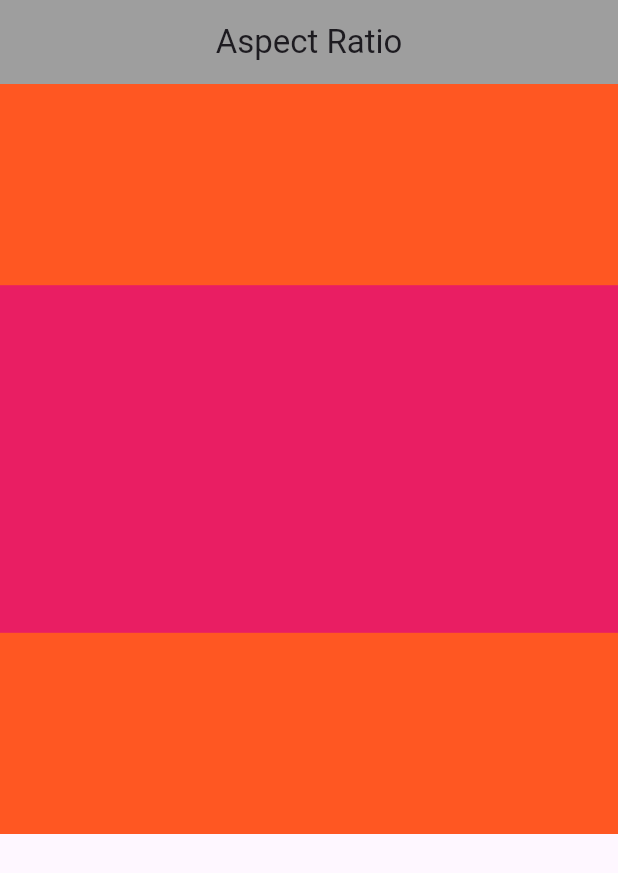
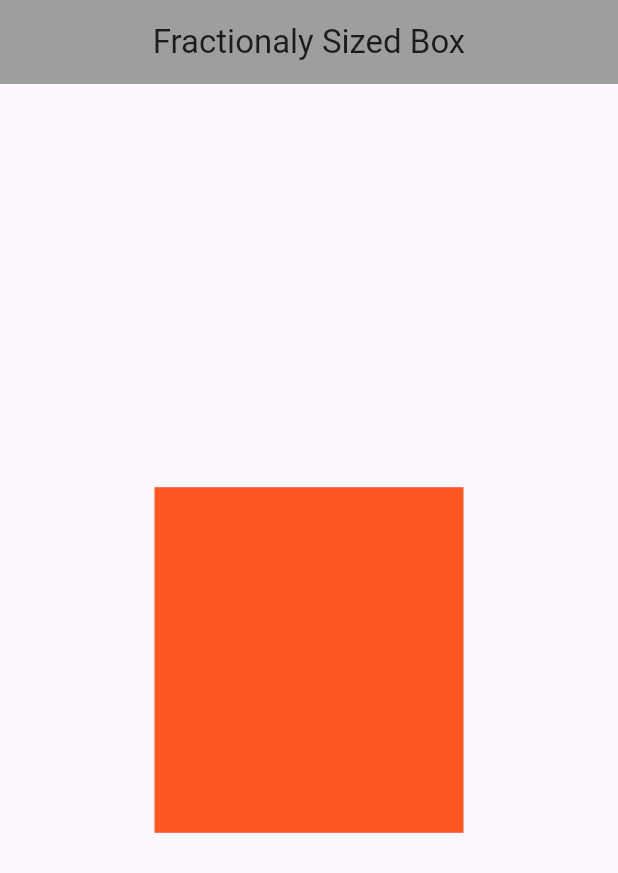
Before and after one commit to shamim2810/flutter_rabbil_class, a Flutter app: the screen it shows after launch, on a phone screen of 412 x 824 dp. Shown: the top 873 px of the screen. Run offline on Flutter 3.47's test engine with Material 3 defaults, Android fonts, the light colour scheme and no system bars.

Commit message:
Fractionaly sixedBox

```diff
--- a/lib/home_screen.dart
+++ b/lib/home_screen.dart
@@ -7,19 +7,16 @@ class HomeScreen extends StatelessWidget {
   Widget build(BuildContext context) {
     return Scaffold(
       appBar: AppBar(
-        title: const Text('Aspect Ratio'),
+        title: const Text('Fractionaly Sized Box'),
         centerTitle: true,
         backgroundColor: Colors.grey,
       ),
-      body: Container(
-        color: Colors.deepOrange,
-        height: 500,
-        width: double.infinity,
-        alignment: Alignment.center,
-        child: AspectRatio(
-            aspectRatio: 16 / 9,
+      body: Center(
+        child: FractionallySizedBox(
+          widthFactor: 0.5,
+          heightFactor: 0.3,
           child: Container(
-            color: Colors.pink,
+            color: Colors.deepOrange,
           ),
         ),
       ),
--- a/lib/main.dart
+++ b/lib/main.dart
@@ -11,6 +11,7 @@ class MyApp extends StatelessWidget {
   @override
   Widget build(BuildContext context) {
     return MaterialApp(
+      debugShowCheckedModeBanner: false,
       home: HomeScreen(),
     );
   }
```
